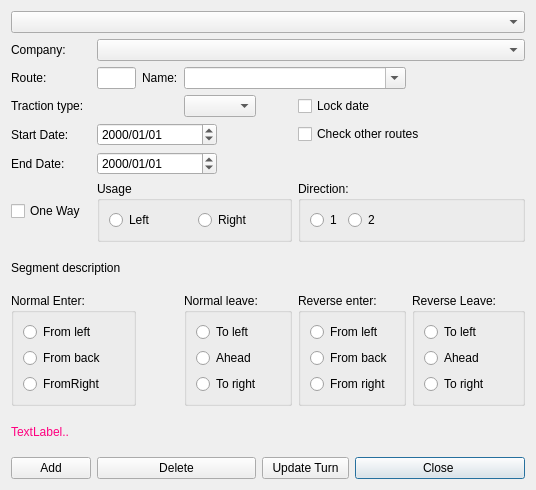
Before: the Qt Designer form mapper_app/ui/routedlg.ui in allenck/mapper, drawn with Qt 5.
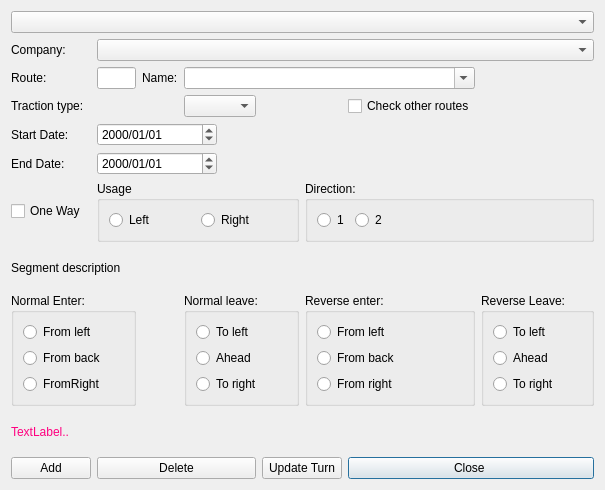
After: the same form once the commit is applied. Custom widgets are drawn as their Qt base class.

Commit message: sequence route redone

```diff
--- a/mapper_app/ui/routedlg.ui
+++ b/mapper_app/ui/routedlg.ui
@@ -6,7 +6,7 @@
    <rect>
     <x>0</x>
     <y>0</y>
-    <width>506</width>
+    <width>538</width>
     <height>490</height>
    </rect>
   </property>
@@ -92,13 +92,6 @@
      </layout>
     </widget>
    </item>
-   <item row="4" column="6" colspan="3">
-    <widget class="QCheckBox" name="chkOtherRoutes">
-     <property name="text">
-      <string>Check other routes</string>
-     </property>
-    </widget>
-   </item>
    <item row="7" column="0">
     <widget class="QCheckBox" name="cbOneWay">
      <property name="toolTip">
@@ -195,50 +188,6 @@
    <item row="3" column="3" colspan="2">
     <widget class="QComboBox" name="cbTractionType"/>
    </item>
-   <item row="11" column="0">
-    <widget class="QLabel" name="lblHelpText">
-     <property name="palette">
-      <palette>
-       <active>
-        <colorrole role="WindowText">
-         <brush brushstyle="SolidPattern">
-          <color alpha="255">
-           <red>255</red>
-           <green>0</green>
-           <blue>127</blue>
-          </color>
-         </brush>
-        </colorrole>
-       </active>
-       <inactive>
-        <colorrole role="WindowText">
-         <brush brushstyle="SolidPattern">
-          <color alpha="255">
-           <red>255</red>
-           <green>0</green>
-           <blue>127</blue>
-          </color>
-         </brush>
-        </colorrole>
-       </inactive>
-       <disabled>
-        <colorrole role="WindowText">
-         <brush brushstyle="SolidPattern">
-          <color alpha="255">
-           <red>159</red>
-           <green>158</green>
-           <blue>158</blue>
-          </color>
-         </brush>
-        </colorrole>
-       </disabled>
-      </palette>
-     </property>
-     <property name="text">
-      <string>TextLabel..</string>
-     </property>
-    </widget>
-   </item>
    <item row="6" column="1" colspan="3">
     <widget class="QDateEdit" name="dateEnd">
      <property name="displayFormat">
@@ -246,13 +195,6 @@
      </property>
     </widget>
    </item>
-   <item row="3" column="6" colspan="3">
-    <widget class="QCheckBox" name="chkLockDate">
-     <property name="text">
-      <string>Lock date</string>
-     </property>
-    </widget>
-   </item>
    <item row="10" column="0" colspan="2">
     <widget class="QGroupBox" name="gbNormalEnter">
      <property name="font">
@@ -431,6 +373,57 @@
      </property>
     </widget>
    </item>
+   <item row="3" column="7">
+    <widget class="QCheckBox" name="chkOtherRoutes">
+     <property name="text">
+      <string>Check other routes</string>
+     </property>
+    </widget>
+   </item>
+   <item row="11" column="0" colspan="9">
+    <widget class="QLabel" name="lblHelpText">
+     <property name="palette">
+      <palette>
+       <active>
+        <colorrole role="WindowText">
+         <brush brushstyle="SolidPattern">
+          <color alpha="255">
+           <red>255</red>
+           <green>0</green>
+           <blue>127</blue>
+          </color>
+         </brush>
+        </colorrole>
+       </active>
+       <inactive>
+        <colorrole role="WindowText">
+         <brush brushstyle="SolidPattern">
+          <color alpha="255">
+           <red>255</red>
+           <green>0</green>
+           <blue>127</blue>
+          </color>
+         </brush>
+        </colorrole>
+       </inactive>
+       <disabled>
+        <colorrole role="WindowText">
+         <brush brushstyle="SolidPattern">
+          <color alpha="255">
+           <red>159</red>
+           <green>158</green>
+           <blue>158</blue>
+          </color>
+         </brush>
+        </colorrole>
+       </disabled>
+      </palette>
+     </property>
+     <property name="text">
+      <string>TextLabel..</string>
+     </property>
+    </widget>
+   </item>
   </layout>
  </widget>
  <customwidgets>
```
Left out of the diff: 5 changed lines with no effect on the pictures. The commit also changes 43 other files.
